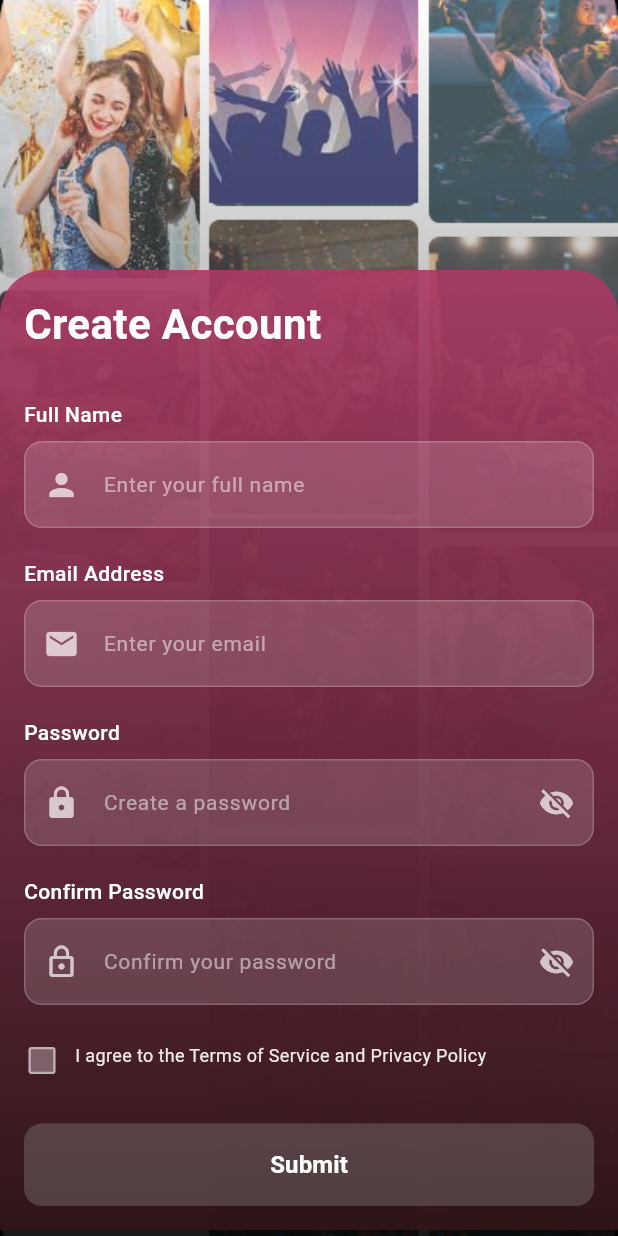
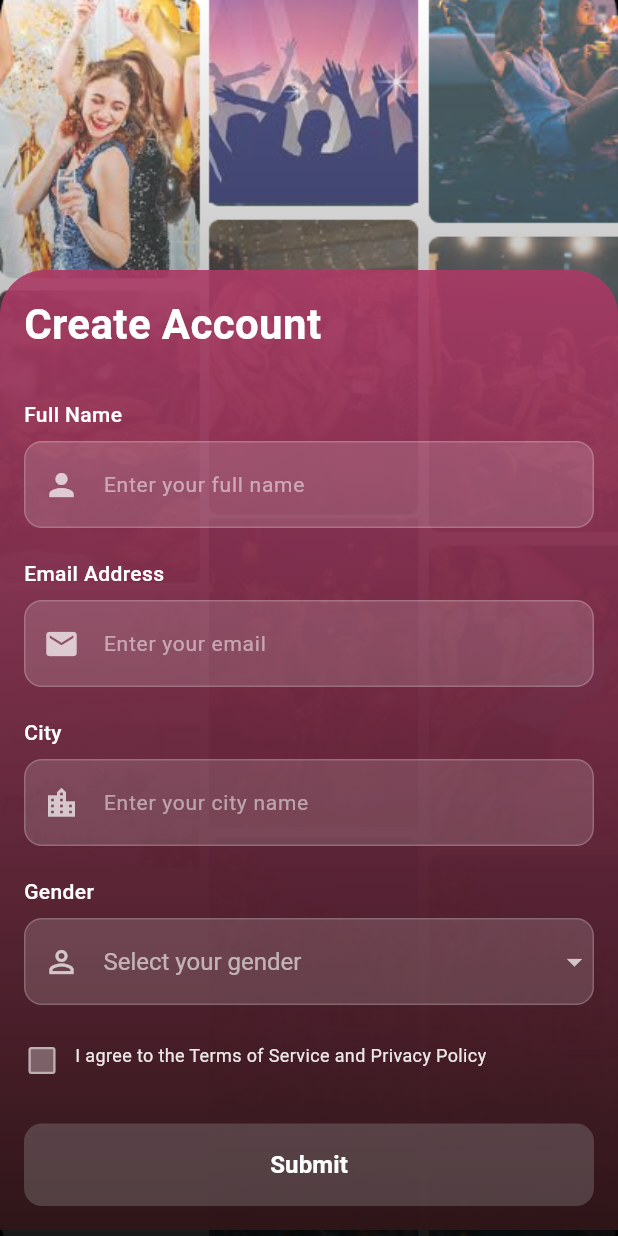
Before and after one commit to Sushil-Jeengar/unreal_vibe, a Flutter app: the CreateAccountScreen screen opened directly with empty values, on a phone screen of 412 x 824 dp. Run offline on Flutter 3.47's test engine with Material 3 defaults, Android fonts, the phone set to English and light mode, and no system bars.

Commit message:
create page change

```diff
--- a/lib/screens/auth/create_account_screen.dart
+++ b/lib/screens/auth/create_account_screen.dart
@@ -16,11 +16,9 @@ class CreateAccountScreen extends StatefulWidget {
 class _CreateAccountScreenState extends State<CreateAccountScreen> {
   final TextEditingController _nameController = TextEditingController();
   final TextEditingController _emailController = TextEditingController();
-  final TextEditingController _passwordController = TextEditingController();
-  final TextEditingController _confirmPasswordController = TextEditingController();
+  final TextEditingController _cityController = TextEditingController();
 
-  bool _isPasswordVisible = false;
-  bool _isConfirmPasswordVisible = false;
+  String? _selectedGender;
   bool _agreeToTerms = false;
 
   @override
@@ -118,34 +116,14 @@ class _CreateAccountScreenState extends State<CreateAccountScreen> {
                             const SizedBox(height: 20),
 
                             _buildTextField(
-                              controller: _passwordController,
-                              label: 'Password',
-                              hint: 'Create a password',
-                              icon: Icons.lock,
-                              isPassword: true,
-                              isPasswordVisible: _isPasswordVisible,
-                              onPasswordToggle: () {
-                                setState(() {
-                                  _isPasswordVisible = !_isPasswordVisible;
-                                });
-                              },
+                              controller: _cityController,
+                              label: 'City',
+                              hint: 'Enter your city name',
+                              icon: Icons.location_city,
                             ),
                             const SizedBox(height: 20),
 
-                            _buildTextField(
-                              controller: _confirmPasswordController,
-                              label: 'Confirm Password',
-                              hint: 'Confirm your password',
-                              icon: Icons.lock_outline,
-                              isPassword: true,
-                              isPasswordVisible: _isConfirmPasswordVisible,
-                              onPasswordToggle: () {
-                                setState(() {
-                                  _isConfirmPasswordVisible =
-                                  !_isConfirmPasswordVisible;
-                                });
-                              },
-                            ),
+                            _buildGenderDropdown(),
                             const SizedBox(height: 25),
 
                             Row(
@@ -305,6 +283,75 @@ class _CreateAccountScreenState extends State<CreateAccountScreen> {
     );
   }
 
+  Widget _buildGenderDropdown() {
+    final screenWidth = MediaQuery.of(context).size.width;
+    final isTablet = screenWidth >= 768;
+
+    return Column(
+      crossAxisAlignment: CrossAxisAlignment.start,
+      children: [
+        Text(
+          'Gender',
+          style: TextStyle(
+            color: Colors.white,
+            fontSize: isTablet ? 16 : 14,
+            fontWeight: FontWeight.w500,
+          ),
+        ),
+        const SizedBox(height: 8),
+        Container(
+          decoration: BoxDecoration(
+            color: Colors.white.withOpacity(0.15),
+            borderRadius: BorderRadius.circular(12),
+            border: Border.all(
+              color: Colors.white.withOpacity(0.2),
+              width: 1,
+            ),
+          ),
+          child: DropdownButtonFormField<String>(
+            value: _selectedGender,
+            dropdownColor: const Color(0xFF2F1518),
+            decoration: InputDecoration(
+              hintText: 'Select your gender',
+              hintStyle: TextStyle(
+                color: Colors.white.withOpacity(0.5),
+                fontSize: 14,
+              ),
+              prefixIcon: Icon(
+                Icons.person_outline,
+                color: Colors.white.withOpacity(0.7),
+              ),
+              border: InputBorder.none,
+              contentPadding: const EdgeInsets.symmetric(
+                horizontal: 15,
+                vertical: 16,
+              ),
+            ),
+            style: TextStyle(
+              color: Colors.white,
+              fontSize: isTablet ? 18 : 16,
+            ),
+            icon: Icon(
+              Icons.arrow_drop_down,
+              color: Colors.white.withOpacity(0.7),
+            ),
+            items: ['Male', 'Female', 'Other'].map((String gender) {
+              return DropdownMenuItem<String>(
+                value: gender,
+                child: Text(gender),
+              );
+            }).toList(),
+            onChanged: (String? newValue) {
+              setState(() {
+                _selectedGender = newValue;
+              });
+            },
+          ),
+        ),
+      ],
+    );
+  }
+
   void _createAccount() {
     if (_nameController.text.trim().isEmpty) {
       _showError('Please enter your full name');
@@ -317,13 +364,13 @@ class _CreateAccountScreenState extends State<CreateAccountScreen> {
       return;
     }
 
-    if (_passwordController.text.length < 6) {
-      _showError('Password must be at least 6 characters');
+    if (_cityController.text.trim().isEmpty) {
+      _showError('Please enter your city name');
       return;
     }
 
-    if (_passwordController.text != _confirmPasswordController.text) {
-      _showError('Passwords do not match');
+    if (_selectedGender == null) {
+      _showError('Please select your gender');
       return;
     }
 
@@ -347,8 +394,7 @@ class _CreateAccountScreenState extends State<CreateAccountScreen> {
   void dispose() {
     _nameController.dispose();
     _emailController.dispose();
-    _passwordController.dispose();
-    _confirmPasswordController.dispose();
+    _cityController.dispose();
     super.dispose();
   }
 }
```
